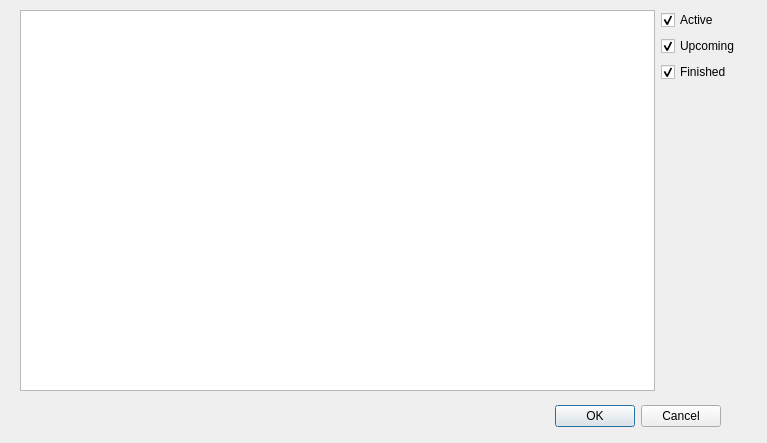
The window that src/qt/forms/proposalsdialog.ui (davidlatapie/HyperStake) describes before a commit, drawn with Qt 5.
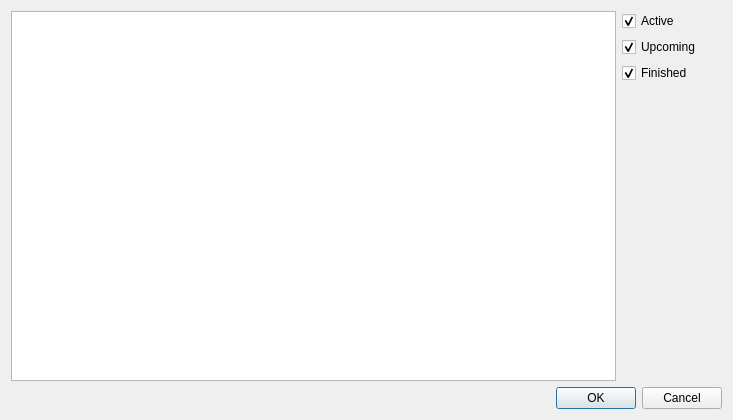
The same window after the commit.

The edit to the form file:
```diff
--- a/src/qt/forms/proposalsdialog.ui
+++ b/src/qt/forms/proposalsdialog.ui
@@ -6,41 +6,28 @@
    <rect>
     <x>0</x>
     <y>0</y>
-    <width>767</width>
-    <height>443</height>
+    <width>733</width>
+    <height>420</height>
    </rect>
   </property>
   <property name="windowTitle">
    <string>Vote Proposals</string>
   </property>
-  <widget class="QDialogButtonBox" name="buttonBox">
-   <property name="geometry">
-    <rect>
-     <x>380</x>
-     <y>400</y>
-     <width>341</width>
-     <height>32</height>
-    </rect>
-   </property>
-   <property name="orientation">
-    <enum>Qt::Horizontal</enum>
-   </property>
-   <property name="standardButtons">
-    <set>QDialogButtonBox::Cancel|QDialogButtonBox::Ok</set>
-   </property>
-  </widget>
-  <widget class="QWidget" name="horizontalLayoutWidget">
-   <property name="geometry">
-    <rect>
-     <x>20</x>
-     <y>10</y>
-     <width>741</width>
-     <height>381</height>
-    </rect>
-   </property>
+  <layout class="QVBoxLayout" name="verticalLayout_2">
+   <item>
    <layout class="QHBoxLayout" name="horizontalLayout">
     <item>
-     <widget class="QTableView" name="tableView"/>
+      <widget class="QTableView" name="tableView">
+       <property name="editTriggers">
+        <set>QAbstractItemView::NoEditTriggers</set>
+       </property>
+       <property name="alternatingRowColors">
+        <bool>true</bool>
+       </property>
+       <attribute name="horizontalHeaderStretchLastSection">
+        <bool>true</bool>
+       </attribute>
+      </widget>
     </item>
     <item>
      <layout class="QVBoxLayout" name="verticalLayout">
@@ -109,7 +96,18 @@
      </layout>
     </item>
    </layout>
-  </widget>
+   </item>
+   <item>
+    <widget class="QDialogButtonBox" name="buttonBox">
+     <property name="orientation">
+      <enum>Qt::Horizontal</enum>
+     </property>
+     <property name="standardButtons">
+      <set>QDialogButtonBox::Cancel|QDialogButtonBox::Ok</set>
+     </property>
+    </widget>
+   </item>
+  </layout>
  </widget>
  <resources/>
  <connections>
```
Lines whose indentation alone changed are shown as unchanged.
